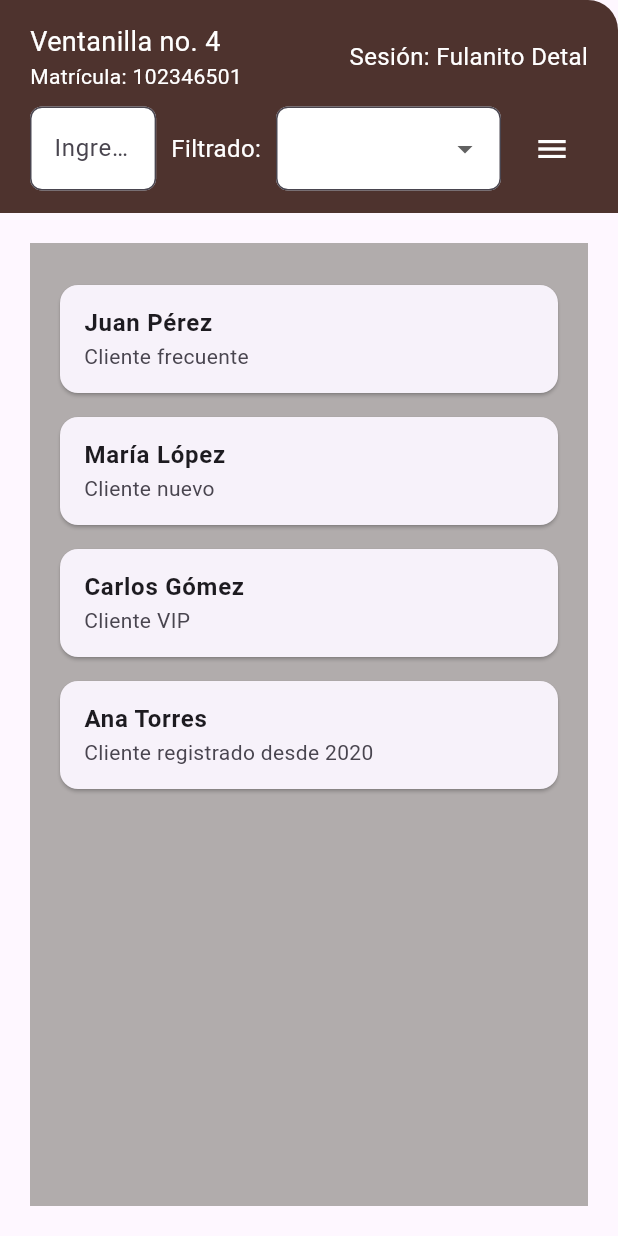
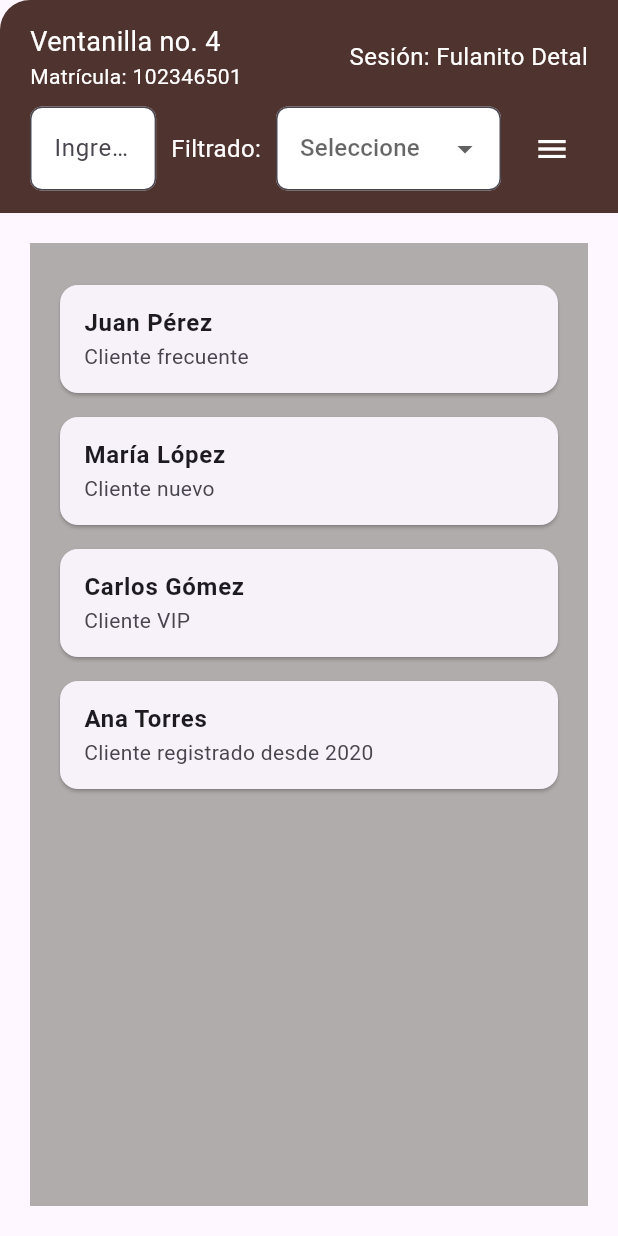
Before and after one commit to LeslyDar/desktop_app, a Flutter app: the screen it shows after launch, on a phone screen of 412 x 824 dp. Run offline on Flutter 3.47's test engine with Material 3 defaults, Android fonts, the phone set to English and light mode, and no system bars; our stand-ins replace supabase_flutter; accounts and stored records are empty.

Commit message:
modif menu & category

```diff
--- a/lib/main.dart
+++ b/lib/main.dart
@@ -1,14 +1,24 @@
 import 'dart:io';
+import 'package:flutter/material.dart';
+import 'package:supabase_flutter/supabase_flutter.dart';
 
-import 'package:flutter/material.dart';
+void main() async {
+  WidgetsFlutterBinding.ensureInitialized();
 
-void main() => runApp(MyApp());
+  await Supabase.initialize(
+    url: 'https://wvjzrcwwxhdigsazxgzk.supabase.co',
+    anonKey:
+        'eyJhbGciOiJIUzI1NiIsInR5cCI6IkpXVCJ9.eyJpc3MiOiJzdXBhYmFzZSIsInJlZiI6Ind2anpyY3d3eGhkaWdzYXp4Z3prIiwicm9sZSI6ImFub24iLCJpYXQiOjE3NDEyMjA2NDQsImV4cCI6MjA1Njc5NjY0NH0.1s0g-t5ByTWQHA46BT4JXB8bXWLjohZ6ZdW718O8He0',
+  );
+
+  runApp(MyApp());
+}
 
 class MyApp extends StatelessWidget {
   @override
   Widget build(BuildContext context) {
     return MaterialApp(
-      title: 'Material App',
+      title: 'Sistema Bancario',
       debugShowCheckedModeBanner: false,
       home: HomeScreen(),
     );
@@ -23,6 +33,8 @@ class HomeScreen extends StatefulWidget {
 class _HomeScreenState extends State<HomeScreen> {
   bool _showMenu = false;
   double _menuWidth = 0;
+
+  String Seleccion = 'Seleccione';
 
   void toggleMenu() {
     setState(() {
@@ -39,24 +51,6 @@ class _HomeScreenState extends State<HomeScreen> {
     {"nombre": "Ana Torres", "tipo": "Cliente registrado desde 2020"},
   ];
 
-  // Método para mostrar la ventana flotante con información
-  void mostrarInformacion(
-      BuildContext context, String titulo, String contenido) {
-    showDialog(
-      context: context,
-      builder: (context) => AlertDialog(
-        title: Text(titulo),
-        content: Text(contenido),
-        actions: [
-          TextButton(
-            child: Text("Cerrar"),
-            onPressed: () => Navigator.pop(context),
-          ),
-        ],
-      ),
-    );
-  }
-
   @override
   Widget build(BuildContext context) {
     return Scaffold(
@@ -64,44 +58,14 @@ class _HomeScreenState extends State<HomeScreen> {
         children: [
           Row(
             children: [
-              // ----------------- MENÚ DESLIZANTE (IZQUIERDA) -----------------
-              AnimatedContainer(
-                duration: Duration(milliseconds: 300),
-                width: _menuWidth,
-                height: double.infinity,
-                color: Color.fromARGB(255, 100, 94, 94),
-                child: _showMenu
-                    ? Padding(
-                        padding:
-                            EdgeInsets.symmetric(horizontal: 20, vertical: 10),
-                        child: Column(
-                          crossAxisAlignment: CrossAxisAlignment.start,
-                          children: [
-                            Text("Menú",
-                                style: TextStyle(
-                                    fontSize: 20, color: Colors.white)),
-                            Divider(),
-                            TextButton(
-                              onPressed: () => _confirmLogout(context),
-                              child: Text("Cerrar Sesión",
-                                  style: TextStyle(color: Colors.white)),
-                            ),
-                          ],
-                        ),
-                      )
-                    : SizedBox(),
-              ),
-
-              // ----------------- CUERPO PRINCIPAL -----------------
               Expanded(
                 child: Column(
                   children: [
-                    // ----------------- APP BAR -----------------
                     Container(
                       decoration: BoxDecoration(
                         color: Color(0xFF4E332E),
                         borderRadius:
-                            BorderRadius.only(topRight: Radius.circular(20)),
+                            BorderRadius.only(topLeft: Radius.circular(20)),
                       ),
                       padding:
                           EdgeInsets.symmetric(horizontal: 20, vertical: 15),
@@ -150,6 +114,7 @@ class _HomeScreenState extends State<HomeScreen> {
                               Container(
                                 width: 150,
                                 child: DropdownButtonFormField<String>(
+                                  hint: Text(Seleccion),
                                   decoration: InputDecoration(
                                     filled: true,
                                     fillColor: Colors.white,
@@ -158,16 +123,18 @@ class _HomeScreenState extends State<HomeScreen> {
                                   ),
                                   items: [
                                     DropdownMenuItem(
-                                        value: 'Option 1',
-                                        child: Text('Option 1')),
+                                        value: 'Préstamos',
+                                        child: Text('Préstamos')),
                                     DropdownMenuItem(
-                                        value: 'Option 2',
-                                        child: Text('Option 2')),
+                                        value: 'Inversión',
+                                        child: Text('Inversión')),
                                     DropdownMenuItem(
-                                        value: 'Option 3',
-                                        child: Text('Option 3')),
+                                        value: 'Seguros',
+                                        child: Text('Seguros')),
                                   ],
-                                  onChanged: (value) {},
+                                  onChanged: (value) {
+                                    Seleccion = value.toString();
+                                  },
                                 ),
                               ),
                               SizedBox(width: 10),
@@ -214,7 +181,53 @@ class _HomeScreenState extends State<HomeScreen> {
                   ],
                 ),
               ),
+
+              // ----------------- MENÚ DESLIZANTE (DERECHA) -----------------
+              AnimatedContainer(
+                duration: Duration(milliseconds: 300),
+                width: _menuWidth,
+                height: double.infinity,
+                color: Color.fromARGB(255, 82, 59, 59),
+                child: _showMenu
+                    ? Padding(
+                        padding:
+                            EdgeInsets.symmetric(horizontal: 20, vertical: 10),
+                        child: Column(
+                          crossAxisAlignment: CrossAxisAlignment.start,
+                          children: [
+                            Text("Menú",
+                                style: TextStyle(
+                                    fontSize: 20, color: Colors.white)),
+                            Divider(),
+                            TextButton(
+                              onPressed: () => _confirmLogout(context),
+                              child: Text("Cerrar Sesión",
+                                  style: TextStyle(color: Colors.white)),
+                            ),
+                          ],
+                        ),
+                      )
+                    : SizedBox(),
+              ),
             ],
+          ),
+        ],
+      ),
+    );
+  }
+
+// Método para mostrar la ventana flotante con información
+  void mostrarInformacion(
+      BuildContext context, String titulo, String contenido) {
+    showDialog(
+      context: context,
+      builder: (context) => AlertDialog(
+        title: Text(titulo),
+        content: Text(contenido),
+        actions: [
+          TextButton(
+            child: Text("Cerrar"),
+            onPressed: () => Navigator.pop(context),
           ),
         ],
       ),
--- a/pubspec.yaml
+++ b/pubspec.yaml
@@ -30,6 +30,7 @@ environment:
 dependencies:
   flutter:
     sdk: flutter
+  supabase_flutter: ^2.8.4
 
   # The following adds the Cupertino Icons font to your application.
   # Use with the CupertinoIcons class for iOS style icons.
```
Also changed, not shown: pubspec.lock, 5 other files.
